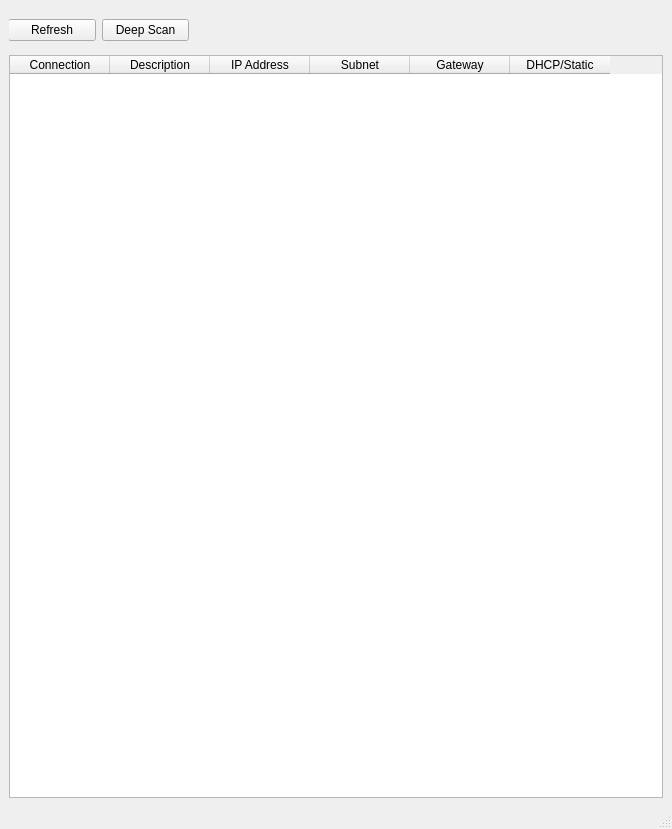
jaredewoods/NetworkControl, file src/networkcontrol/view/ui/main_window.ui: the form before one commit.
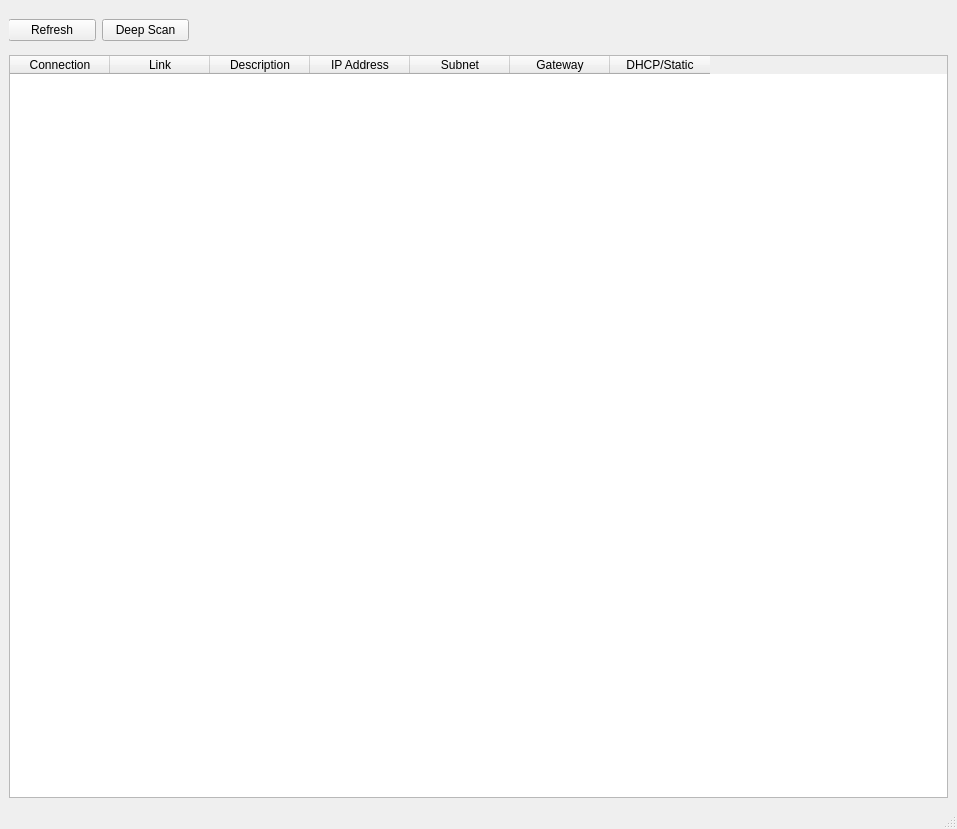
The form after the commit.

Commit message:
feat(model, view, controller): add link status to network interfaces and update UI
- Enhanced network scanning to include link status (Up/Down) for interfaces using `psutil.net_if_stats`.
- Updated UI to display the new "Link" column in the network table.
- Refactored table population logic in the controller for consistency and clarity.

Diff of the .ui file:
```diff
--- a/src/networkcontrol/view/ui/main_window.ui
+++ b/src/networkcontrol/view/ui/main_window.ui
@@ -6,7 +6,7 @@
    <rect>
     <x>0</x>
     <y>0</y>
-    <width>672</width>
+    <width>957</width>
     <height>829</height>
    </rect>
   </property>
@@ -67,6 +67,11 @@
         <string notr="true">Connection</string>
        </property>
       </column>
+      <column>
+       <property name="text">
+        <string>Link</string>
+       </property>
+      </column>
       <column>
        <property name="text">
         <string>Description</string>
```
Left out of the diff: 2 changed lines with no effect on the pictures. The commit also changes 2 other files.
